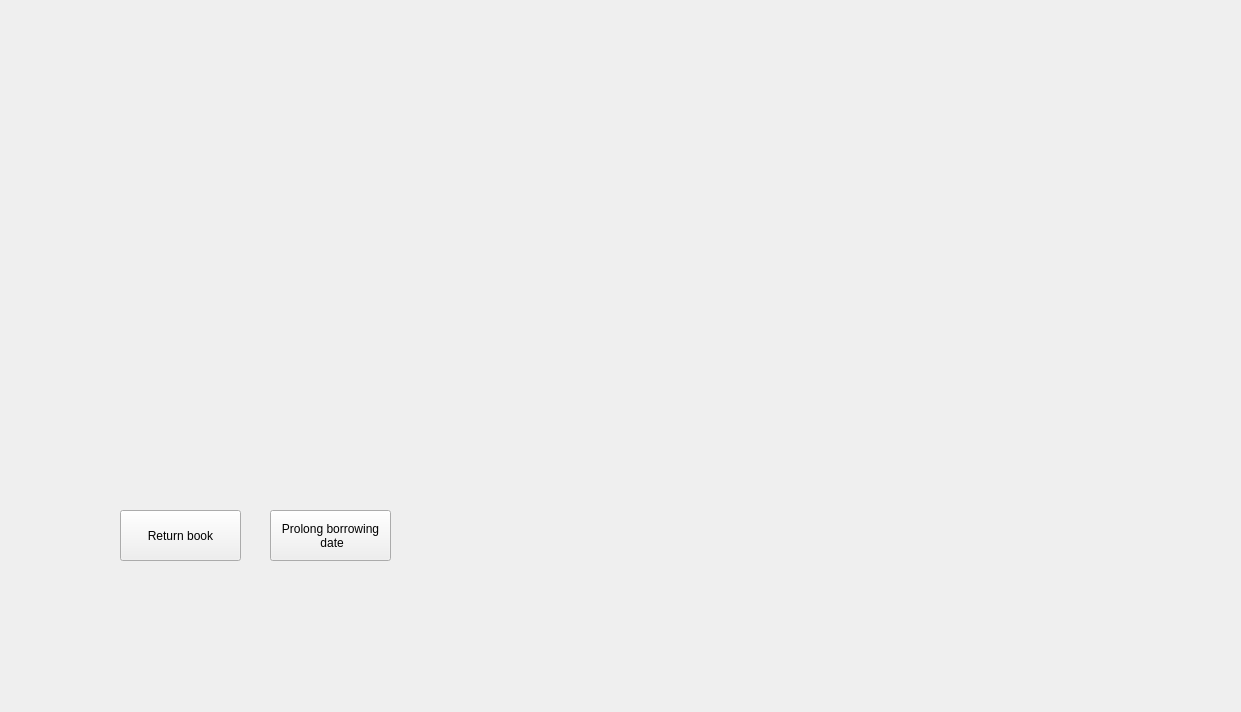
The window that Biblioteca/UserApp/BorrowedBookDetails.ui (EchipaSMC/Biblioteca) describes before a commit, drawn with Qt 5.
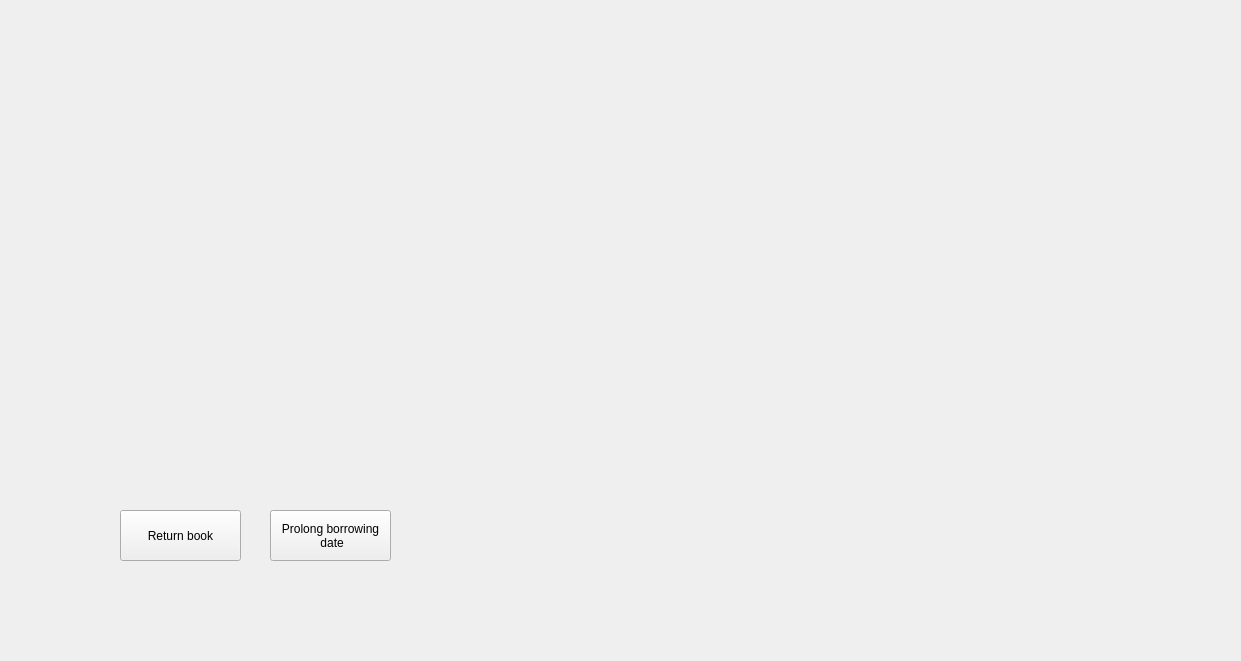
The same window after the commit.

The edit to the form file:
```diff
--- a/Biblioteca/UserApp/BorrowedBookDetails.ui
+++ b/Biblioteca/UserApp/BorrowedBookDetails.ui
@@ -7,7 +7,7 @@
 	<x>0</x>
 	<y>0</y>
 	<width>1241</width>
-	<height>712</height>
+    <height>661</height>
    </rect>
   </property>
   <property name="windowTitle">
```
Lines whose indentation alone changed are shown as unchanged.
